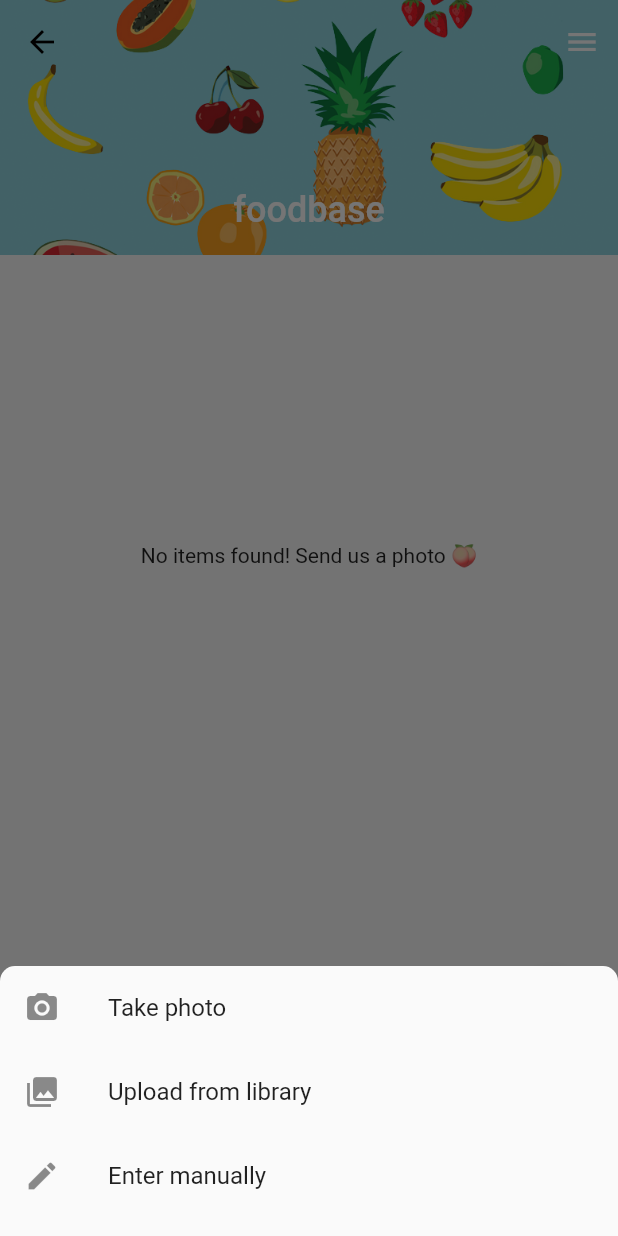
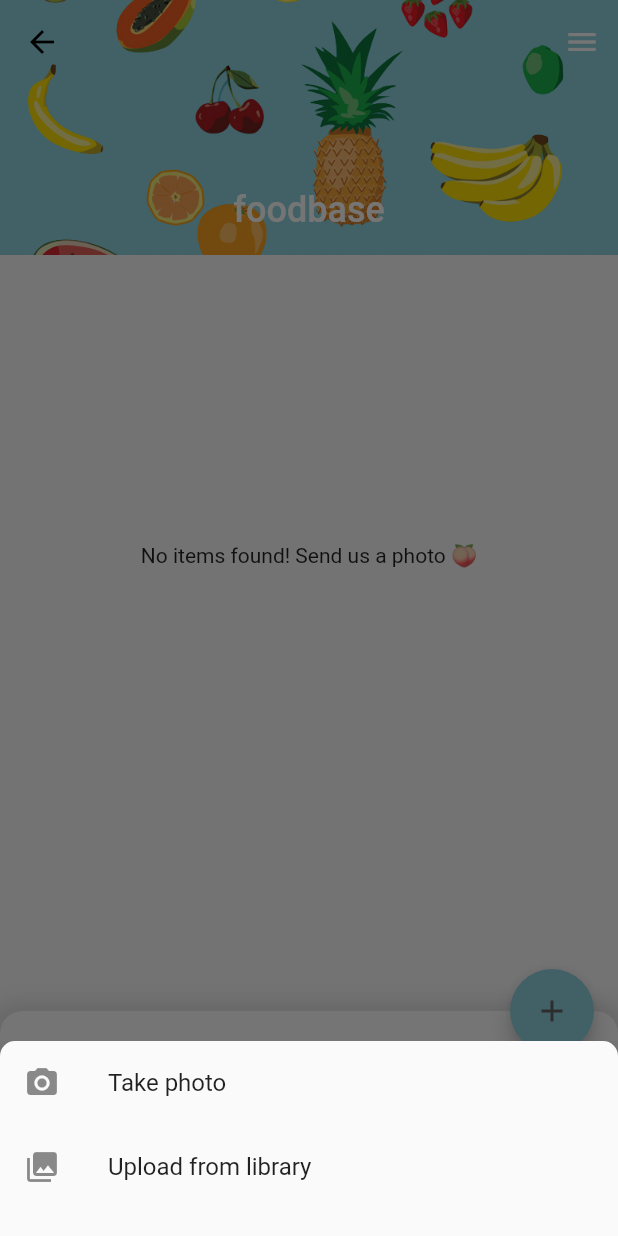
Before and after one commit to ericadu/minifridge, a Flutter app: the screen it shows once a user with an empty profile is signed in, after a tap on the "menu" icon, after a tap on the "add" icon, on a phone screen of 412 x 824 dp. Run offline on Flutter 3.47's test engine with Material 2 defaults, Android fonts, the phone set to English and light mode, and no system bars; our stand-ins replace cloud_firestore, firebase_analytics, firebase_auth, firebase_messaging, firebase_storage, flutter_login and 2 more; accounts and stored records are empty.

Commit message:
Give up on manual entry for now.

```diff
--- a/minifridge_app/lib/screens/home.dart
+++ b/minifridge_app/lib/screens/home.dart
@@ -32,11 +32,13 @@ class HomePage extends StatelessWidget {
             picker.pickImage(ImageSource.gallery);
           }
         ),
-        ListTile(
-          leading: Icon(Icons.edit),
-          title: Text('Enter manually'),
-          onTap: () {}
-        )
+        // ListTile(
+        //   leading: Icon(Icons.edit),
+        //   title: Text('Enter manually'),
+        //   onTap: () {
+
+        //   }
+        // )
       ]
     );
 }
@@ -64,7 +66,7 @@ class HomePage extends StatelessWidget {
                 builder: (context) {
                   return Container(
                     color: Color(0xFF737373),
-                    height: 180,
+                    height: 130,
                     child: Container(
                       child: _buildBottomNavMenu(context, picker),
                       decoration: BoxDecoration(
```
Also changed, not shown: minifridge_app/lib/screens/add_item/manual_entry.dart (+17 -3 lines).
